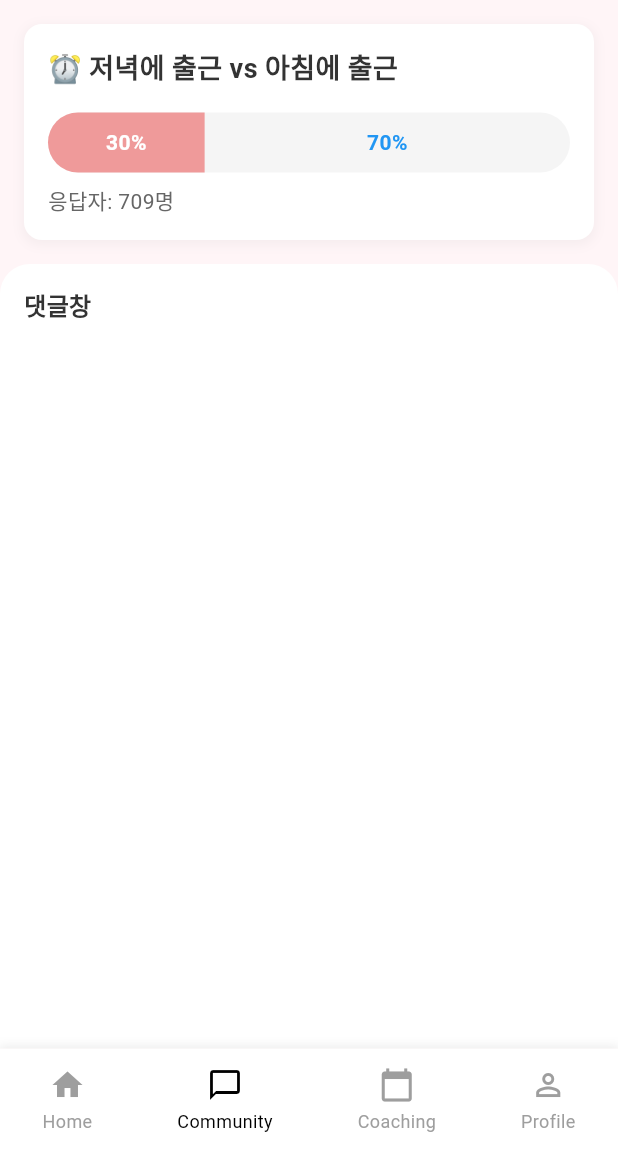
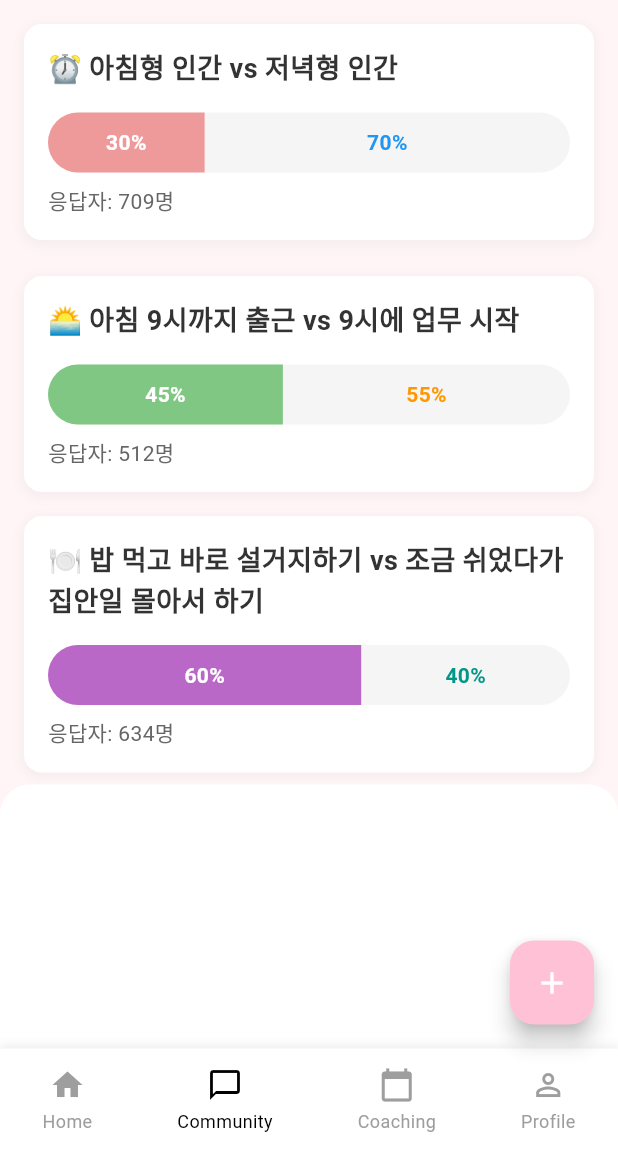
Before and after one commit to HWMV/LoveGot, a Flutter app: the CommunityScreen screen opened directly, on a phone screen of 412 x 824 dp, the part 84-1236 px from its top. Run offline on Flutter 3.47's test engine with Material 3 defaults, Android fonts, the phone set to English and light mode, and no system bars; our stand-ins replace cloud_firestore, firebase_auth, firebase_core; accounts and stored records are empty; generated files the repository leaves out were written again; Roboto replaces fonts that are missing (Pretendard).

Commit message:
edit community screen and plus question list

```diff
--- a/frontend/lib/features/community/screens/community_screen.dart
+++ b/frontend/lib/features/community/screens/community_screen.dart
@@ -65,7 +65,7 @@ class _CommunityScreenState extends State<CommunityScreen> {
               crossAxisAlignment: CrossAxisAlignment.start,
               children: [
                 const Text(
-                  '⏰ 저녁에 출근 vs 아침에 출근',
+                  '⏰ 아침형 인간 vs 저녁형 인간',
                   style: TextStyle(
                     fontSize: 18,
                     fontFamily: 'Pretendard',
@@ -127,6 +127,168 @@ class _CommunityScreenState extends State<CommunityScreen> {
               ],
             ),
           ),
+          Container(
+            margin: const EdgeInsets.symmetric(horizontal: 16, vertical: 8),
+            padding: const EdgeInsets.all(16),
+            decoration: BoxDecoration(
+              color: Colors.white,
+              borderRadius: BorderRadius.circular(12),
+              boxShadow: [
+                BoxShadow(
+                  color: Colors.grey.withOpacity(0.1),
+                  spreadRadius: 1,
+                  blurRadius: 6,
+                  offset: const Offset(0, 2),
+                ),
+              ],
+            ),
+            child: Column(
+              crossAxisAlignment: CrossAxisAlignment.start,
+              children: [
+                const Text(
+                  '🌅 아침 9시까지 출근 vs 9시에 업무 시작',
+                  style: TextStyle(
+                    fontSize: 18,
+                    fontFamily: 'Pretendard',
+                    fontWeight: FontWeight.bold,
+                    color: Color(0xFF333333),
+                  ),
+                ),
+                const SizedBox(height: 16),
+                Container(
+                  height: 40,
+                  decoration: BoxDecoration(
+                    borderRadius: BorderRadius.circular(20),
+                    color: const Color(0xFFF5F5F5),
+                  ),
+                  child: Row(
+                    children: [
+                      Expanded(
+                        flex: 45,
+                        child: Container(
+                          decoration: BoxDecoration(
+                            borderRadius: const BorderRadius.horizontal(
+                                left: Radius.circular(20)),
+                            color: Colors.green.shade300,
+                          ),
+                          alignment: Alignment.center,
+                          child: const Text(
+                            '45%',
+                            style: TextStyle(
+                              color: Colors.white,
+                              fontWeight: FontWeight.bold,
+                            ),
+                          ),
+                        ),
+                      ),
+                      Expanded(
+                        flex: 55,
+                        child: Container(
+                          alignment: Alignment.center,
+                          child: const Text(
+                            '55%',
+                            style: TextStyle(
+                              color: Colors.orange,
+                              fontWeight: FontWeight.bold,
+                            ),
+                          ),
+                        ),
+                      ),
+                    ],
+                  ),
+                ),
+                const SizedBox(height: 8),
+                const Text(
+                  '응답자: 512명',
+                  style: TextStyle(
+                    fontSize: 14,
+                    color: Color(0xFF666666),
+                  ),
+                ),
+              ],
+            ),
+          ),
+          Container(
+            margin: const EdgeInsets.symmetric(horizontal: 16, vertical: 8),
+            padding: const EdgeInsets.all(16),
+            decoration: BoxDecoration(
+              color: Colors.white,
+              borderRadius: BorderRadius.circular(12),
+              boxShadow: [
+                BoxShadow(
+                  color: Colors.grey.withOpacity(0.1),
+                  spreadRadius: 1,
+                  blurRadius: 6,
+                  offset: const Offset(0, 2),
+                ),
+              ],
+            ),
+            child: Column(
+              crossAxisAlignment: CrossAxisAlignment.start,
+              children: [
+                const Text(
+                  '🍽️ 밥 먹고 바로 설거지하기 vs 조금 쉬었다가 집안일 몰아서 하기',
+                  style: TextStyle(
+                    fontSize: 18,
+                    fontFamily: 'Pretendard',
+                    fontWeight: FontWeight.bold,
+                    color: Color(0xFF333333),
+                  ),
+                ),
+                const SizedBox(height: 16),
+                Container(
+                  height: 40,
+                  decoration: BoxDecoration(
+                    borderRadius: BorderRadius.circular(20),
+                    color: const Color(0xFFF5F5F5),
+                  ),
+                  child: Row(
+                    children: [
+                      Expanded(
+                        flex: 60,
+                        child: Container(
+                          decoration: BoxDecoration(
+                            borderRadius: const BorderRadius.horizontal(
+                                left: Radius.circular(20)),
+                            color: Colors.purple.shade300,
+                          ),
+                          alignment: Alignment.center,
+                          child: const Text(
+                            '60%',
+                            style: TextStyle(
+                              color: Colors.white,
+                              fontWeight: FontWeight.bold,
+                            ),
+                          ),
+                        ),
+                      ),
+                      Expanded(
+                        flex: 40,
+                        child: Container(
+                          alignment: Alignment.center,
+                          child: const Text(
+                            '40%',
+                            style: TextStyle(
+                              color: Colors.teal,
+                              fontWeight: FontWeight.bold,
+                            ),
+                          ),
+                        ),
+                      ),
+                    ],
+                  ),
+                ),
+                const SizedBox(height: 8),
+                const Text(
+                  '응답자: 634명',
+                  style: TextStyle(
+                    fontSize: 14,
+                    color: Color(0xFF666666),
+                  ),
+                ),
+              ],
+            ),
+          ),
 
           // 댓글 섹션
           Expanded(
@@ -141,16 +303,6 @@ class _CommunityScreenState extends State<CommunityScreen> {
               child: Column(
                 crossAxisAlignment: CrossAxisAlignment.start,
                 children: [
-                  const Text(
-                    '댓글창',
-                    style: TextStyle(
-                      fontSize: 16,
-                      fontFamily: 'Pretendard',
-                      fontWeight: FontWeight.bold,
-                      color: Color(0xFF333333),
-                    ),
-                  ),
-                  const SizedBox(height: 16),
                   Expanded(
                     child: ListView.builder(
                       itemCount: 0, // TODO: Implement actual comments
@@ -173,6 +325,13 @@ class _CommunityScreenState extends State<CommunityScreen> {
           });
         },
       ),
+      floatingActionButton: FloatingActionButton(
+        backgroundColor: const Color(0xFFFFC1D6), // pastel pink
+        onPressed: () {
+          // TODO: Implement post creation navigation
+        },
+        child: const Icon(Icons.add, color: Colors.white),
+      ),
     );
   }
 }
```
